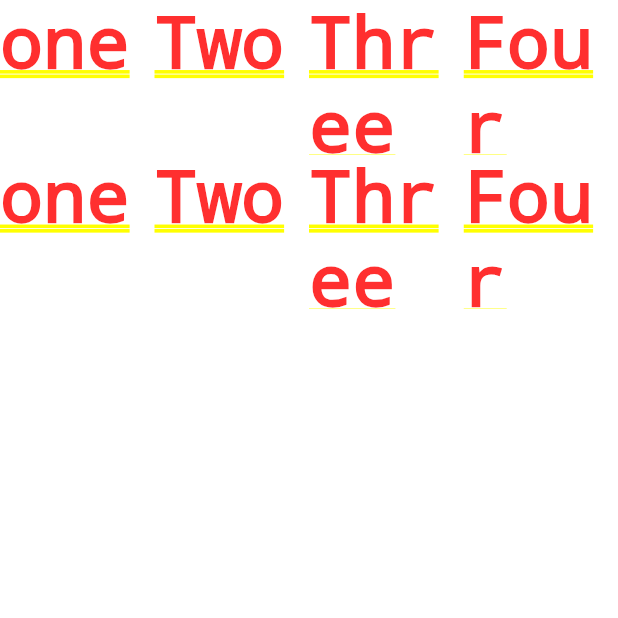
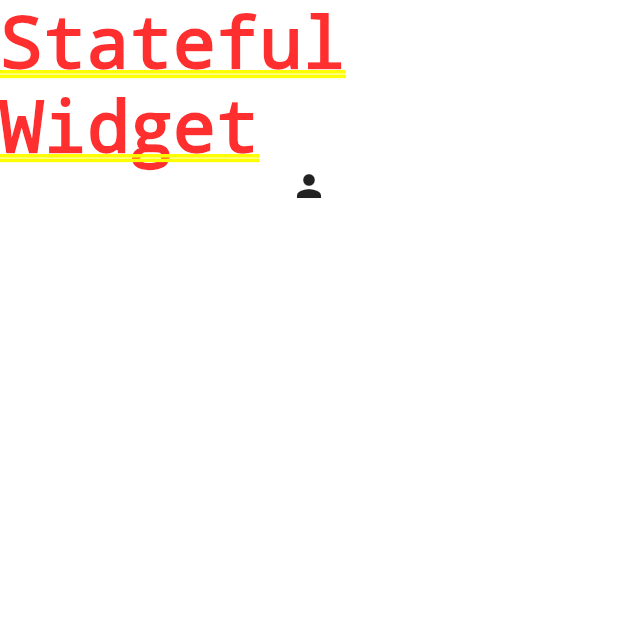
Before and after one commit to saurabhcool001/fashion, a Flutter app: the screen it shows after launch, on a phone screen of 412 x 824 dp, the top half of it. Run offline on Flutter 3.47's test engine with Material 2 defaults, Android fonts, the phone set to English and light mode, and no system bars.

Commit message:
Fashion 5.0 Stateless and Stateful Widgets using custom class

```diff
--- /dev/null
+++ b/lib/home.dart
@@ -0,0 +1,38 @@
+import 'package:flutter/material.dart';
+
+// Stateless Widget
+//class HomePage extends StatelessWidget {
+//  @override
+//  Widget build(BuildContext context) {
+//    return Container(
+//      color: Colors.white,
+//      child: new Column(
+//        children: <Widget>[
+//          Text("Stateless Widget"),
+//          Icon(Icons.person)
+//        ],
+//      ),
+//    );
+//  }
+//}
+
+//Stateful Widget
+class HomePage extends StatefulWidget {
+  @override
+  _HomePageState createState() => _HomePageState();
+}
+
+class _HomePageState extends State<HomePage> {
+  @override
+  Widget build(BuildContext context) {
+    return Container(
+      color: Colors.white,
+      child: Column(
+        children: <Widget>[
+          Text("Stateful Widget"),
+          Icon(Icons.person)
+        ],
+      ),
+    );
+  }
+}
--- a/lib/main.dart
+++ b/lib/main.dart
@@ -1,19 +1,26 @@
 import 'package:flutter/material.dart';
+import 'package:fashion/home.dart';
 
 void main() {
   runApp(
     new MaterialApp(
-      home: new GridView.count(crossAxisCount: 4,
-      children: <Widget>[
-        Text("one"),
-        Text("Two"),
-        Text("Three"),
-        Text("Four"),
-        Text("one"),
-        Text("Two"),
-        Text("Three"),
-        Text("Four"),
-      ],),
-    ),
+      debugShowCheckedModeBanner: false,
+      home: HomePage()
+    )
   );
 }
+
+//class HomePage extends StatelessWidget {
+//  @override
+//  Widget build(BuildContext context) {
+//    return Container(
+//      color: Colors.white,
+//      child: Column(
+//        children: <Widget>[
+//          Text("Hey"),
+//          Icon(Icons.person),
+//        ],
+//      ),
+//    );
+//  }
+//}
```
